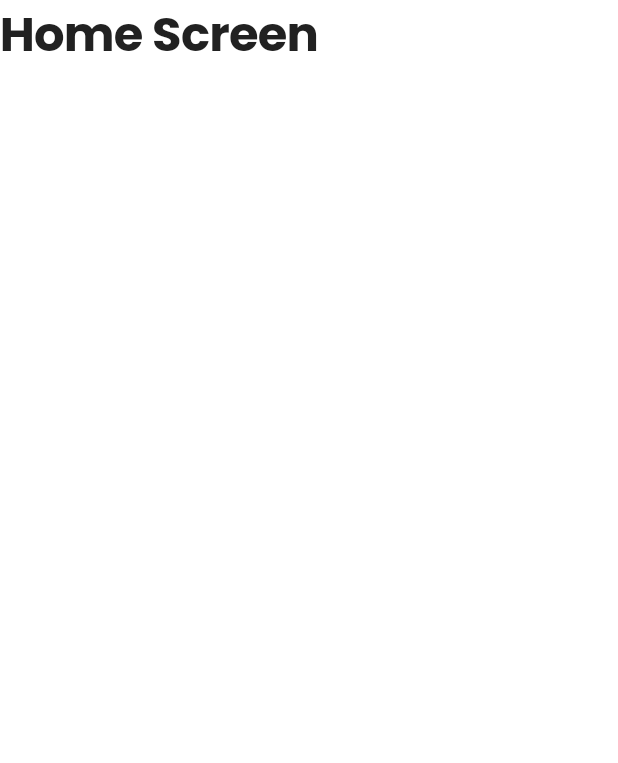
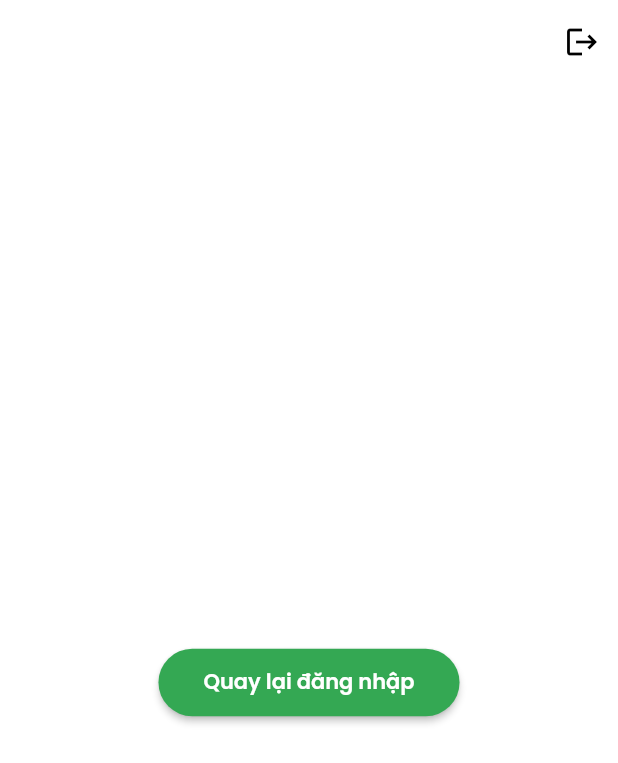
Before and after one commit to nguyencong293/TripfinityProject, a Flutter app: the HomeScreen screen opened by its route, on a phone screen of 412 x 824 dp. Shown: the top 763 px of the screen. Run offline on Flutter 3.47's test engine with Material 3 defaults, Android fonts, the light colour scheme and no system bars; our stand-ins replace dio, go_router, shared_preferences; accounts and stored records are empty.

Commit message:
lg reg fg

```diff
--- a/app/lib/config/app_config.dart
+++ b/app/lib/config/app_config.dart
@@ -3,8 +3,11 @@ class AppConfig {
   static const String appVersion = '1.0.0';
 
   // API Configuration
-  static const String baseUrl = 'http://192.168.1.13:8080/api';
+  static const String baseUrl = 'http://192.168.1.11:8080/api';
   static const Duration apiTimeout = Duration(seconds: 30);
+
+  // Authentication
+  static const String auth = '/auth';
 
   // User Roles
   static const String users = '/users';
--- /dev/null
+++ b/app/lib/dto/auth/login_request.dart
@@ -0,0 +1,16 @@
+import 'package:json_annotation/json_annotation.dart';
+
+part 'login_request.g.dart';
+
+@JsonSerializable()
+class LoginRequest {
+  final String email;
+  final String password;
+
+  LoginRequest({required this.email, required this.password});
+
+  factory LoginRequest.fromJson(Map<String, dynamic> json) =>
+      _$LoginRequestFromJson(json);
+
+  Map<String, dynamic> toJson() => _$LoginRequestToJson(this);
+}
--- /dev/null
+++ b/app/lib/dto/auth/login_response.dart
@@ -0,0 +1,25 @@
+import 'package:json_annotation/json_annotation.dart';
+
+part 'login_response.g.dart';
+
+@JsonSerializable()
+class LoginResponse {
+  final String token;
+  final String type;
+  final int userId;
+  final String name;
+  final String email;
+
+  LoginResponse({
+    required this.token,
+    this.type = 'Bearer',
+    required this.userId,
+    required this.name,
+    required this.email,
+  });
+
+  factory LoginResponse.fromJson(Map<String, dynamic> json) =>
+      _$LoginResponseFromJson(json);
+
+  Map<String, dynamic> toJson() => _$LoginResponseToJson(this);
+}
--- /dev/null
+++ b/app/lib/services/auth_service.dart
@@ -0,0 +1,85 @@
+import 'package:dio/dio.dart';
+import 'package:shared_preferences/shared_preferences.dart';
+
+import '../config/app_config.dart';
+import '../dto/auth/login_request.dart';
+import '../dto/auth/login_response.dart';
+import '../exceptions/api_exceptions.dart';
+
+class AuthService {
+  final Dio _dio;
+  final SharedPreferences _prefs;
+
+  AuthService({required Dio dio, required SharedPreferences prefs})
+    : _dio = dio
+        ..options = BaseOptions(
+          baseUrl: AppConfig.baseUrl,
+          connectTimeout: AppConfig.apiTimeout,
+          sendTimeout: AppConfig.apiTimeout,
+          receiveTimeout: AppConfig.apiTimeout,
+          contentType: Headers.jsonContentType,
+          validateStatus: (status) => status != null && status < 500,
+        ),
+      _prefs = prefs {
+    _addInterceptors();
+  }
+
+  void _addInterceptors() {
+    _dio.interceptors.add(
+      InterceptorsWrapper(
+        onRequest: (options, handler) async {
+          final token = _prefs.getString('user_token');
+          if (token != null) {
+            options.headers['Authorization'] = 'Bearer $token';
+          }
+          return handler.next(options);
+        },
+        onError: (error, handler) async {
+          if (error.response?.statusCode == 401) {
+            // await _prefs.clear();
+            await _prefs.remove('user_token');
+            await _prefs.remove('user_id');
+            await _prefs.remove('user_email');
+            await _prefs.remove('user_name');
+          }
+          return handler.next(error);
+        },
+      ),
+    );
+  }
+
+  Future<LoginResponse> login(LoginRequest loginRequest) async {
+    try {
+      final response = await _dio.post(
+        '${AppConfig.auth}/login',
+        data: loginRequest.toJson(),
+      );
+
+      if (response.statusCode == 200) {
+        return LoginResponse.fromJson(response.data);
+      } else {
+        final errorMessage = response.data is String
+            ? response.data
+            : response.data['message'] ?? 'Đăng nhập thất bại';
+
+        throw ApiException(errorMessage, response.statusCode);
+      }
+    } on DioException catch (e) {
+      throw ApiException(
+        e.response?.data?['message'] ?? 'Lỗi đăng nhập',
+        e.response?.statusCode,
+      );
+    }
+  }
+
+  Future<void> logout() async {
+    try {
+      await _dio.post('${AppConfig.auth}/logout');
+    } finally {
+      await _prefs.remove('user_token');
+      await _prefs.remove('user_id');
+      await _prefs.remove('user_email');
+      await _prefs.remove('user_name');
+    }
+  }
+}
--- a/app/lib/views/screens/onboarding/home_screen.dart
+++ b/app/lib/views/screens/onboarding/home_screen.dart
@@ -1,5 +1,11 @@
+import 'package:app/config/theme/app_colors.dart';
 import 'package:app/config/theme/app_text_styles.dart';
 import 'package:flutter/material.dart';
+import 'package:go_router/go_router.dart';
+import 'package:provider/provider.dart';
+
+import '../../../controllers/auth_controller.dart';
+import '../../../routes/app_router.dart';
 
 class HomeScreen extends StatefulWidget {
   const HomeScreen({super.key});
@@ -11,9 +17,41 @@ class HomeScreen extends StatefulWidget {
 class _HomeScreenState extends State<HomeScreen> {
   @override
   Widget build(BuildContext context) {
+    final authController = context.watch<AuthController>();
+    final user = authController.currentUser;
     return Scaffold(
-      body: SafeArea(
-        child: Text('Home Screen', style: context.displayHeroStyle),
+      appBar: AppBar(
+        title: const Text('Trang chủ'),
+        actions: [
+          IconButton(
+            icon: const Icon(Icons.logout),
+            color: Colors.black,
+            onPressed: () async {
+              await authController.logout();
+              if (!mounted) return;
+              context.go(AppRouter.login);
+            },
+          ),
+        ],
+      ),
+      body: Center(
+        child: Column(
+          mainAxisAlignment: MainAxisAlignment.center,
+          children: [
+            if (user != null) ...[
+              Text('ID: ${user.userId}', style: TextStyle(fontSize: 20)),
+              const SizedBox(height: 10),
+              Text('Tên: ${user.fullName}', style: TextStyle(fontSize: 20)),
+              const SizedBox(height: 10),
+              Text('Email: ${user.email}', style: TextStyle(fontSize: 20)),
+            ],
+            const SizedBox(height: 30),
+            ElevatedButton(
+              onPressed: () => context.go(AppRouter.login),
+              child: const Text('Quay lại đăng nhập'),
+            ),
+          ],
+        ),
       ),
     );
   }
```
Also changed, not shown: app/lib/controllers/auth_controller.dart (added, +114 -0 lines), app/lib/main.dart (+7 -0 lines), app/lib/routes/app_router.dart (+17 -3 lines), app/lib/views/screens/onboarding/login_screen.dart (+56 -5 lines), app/lib/dto/auth/login_request.g.dart (added), app/lib/dto/auth/login_response.g.dart (added).
